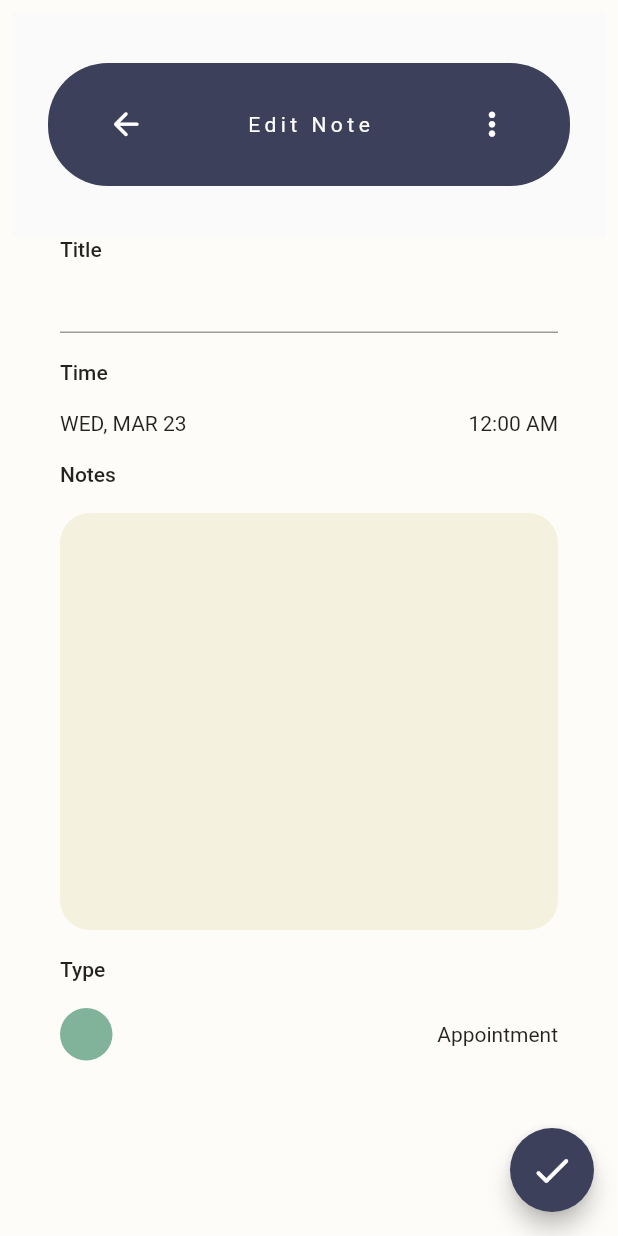
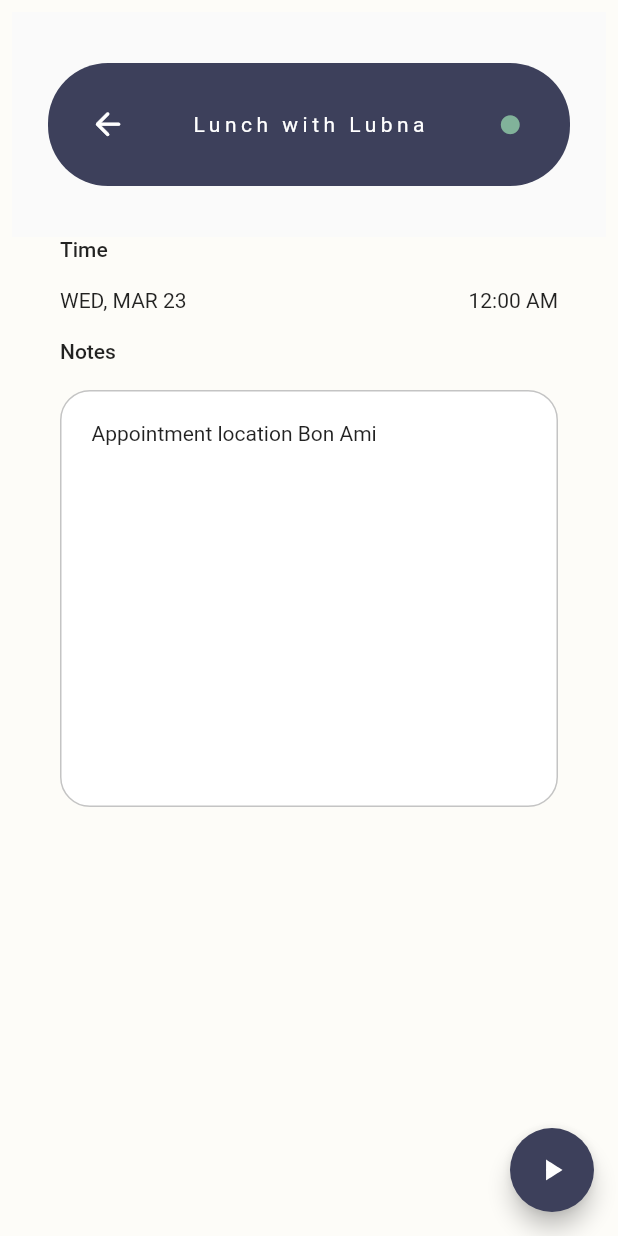
Before and after one commit to hnsfhrzi/mono-read, a Flutter app: the screen it shows after launch, on a phone screen of 412 x 824 dp. Run offline on Flutter 3.47's test engine with Material 2 defaults, Android fonts, the light colour scheme and no system bars; drawn by our look-alikes of flutter_speed_dial; our stand-ins replace introduction_screen, lottie.

Commit message:
adding new page
adding detail note

```diff
--- a/lib/main.dart
+++ b/lib/main.dart
@@ -2,6 +2,7 @@ import 'package:flutter/material.dart';
 
 import 'package:mono_read/homepage/homePage.dart';
 import 'package:mono_read/notecalendar/add_note.dart';
+import 'package:mono_read/notecalendar/detail_note.dart';
 import 'package:mono_read/notecalendar/edit_note.dart';
 import 'package:mono_read/startingscreen/onboarding.dart';
 import 'package:mono_read/startingscreen/splash_screen.dart';
@@ -24,7 +25,7 @@ class MyApp extends StatelessWidget {
       theme: ThemeData(
         primarySwatch: Colors.blue,
       ),
-      home: EditNote(),
+      home: DetailNote(),
     );
   }
 }
--- /dev/null
+++ b/lib/notecalendar/detail_note.dart
@@ -0,0 +1,138 @@
+import 'package:flutter/material.dart';
+import 'package:flutter_speed_dial/flutter_speed_dial.dart';
+import 'package:mono_read/template/floatAppBar.dart';
+
+class DetailNote extends StatefulWidget {
+  const DetailNote({Key? key}) : super(key: key);
+
+  @override
+  State<DetailNote> createState() => _DetailNoteState();
+}
+
+class _DetailNoteState extends State<DetailNote> {
+  @override
+  Widget build(BuildContext context) {
+    return Scaffold(
+      backgroundColor: const Color(0xFFFDFCF8),
+      body: SingleChildScrollView(
+        child: Padding(
+          padding: const EdgeInsets.all(8.0),
+          child: Column(
+            mainAxisAlignment: MainAxisAlignment.start,
+            crossAxisAlignment: CrossAxisAlignment.start,
+            children: [
+              Container(
+                width: double.infinity,
+                height: 150,
+                child: Stack(
+                  children: const [
+                    floatAppBar(
+                      title: "Lunch with Lubna",
+                      icon_1: Icon(
+                        Icons.arrow_back_rounded,
+                        color: Colors.white,
+                        size: 25,
+                      ),
+                      icon_2: Icon(
+                        Icons.circle_rounded,
+                        color: Color(0xFF81B29A),
+                        size: 15,
+                      ),
+                    )
+                  ],
+                ),
+              ),
+              Padding(
+                padding: const EdgeInsets.symmetric(horizontal: 32),
+                child: Column(
+                  mainAxisAlignment: MainAxisAlignment.start,
+                  crossAxisAlignment: CrossAxisAlignment.start,
+                  children: [
+                    const Text(
+                      "Time",
+                      style: TextStyle(
+                        fontSize: 14,
+                        fontWeight: FontWeight.w500,
+                      ),
+                    ),
+                    const SizedBox(height: 18),
+                    Row(
+                      mainAxisAlignment: MainAxisAlignment.spaceBetween,
+                      children: const [
+                        Text(
+                          "WED, MAR 23",
+                          style: TextStyle(
+                            fontSize: 14,
+                            fontWeight: FontWeight.normal,
+                          ),
+                        ),
+                        Text(
+                          "12:00 AM",
+                          style: TextStyle(
+                            fontSize: 14,
+                            fontWeight: FontWeight.normal,
+                          ),
+                        ),
+                      ],
+                    ),
+                    const SizedBox(height: 18),
+                    const Text(
+                      "Notes",
+                      style: TextStyle(
+                        fontSize: 14,
+                        fontWeight: FontWeight.w500,
+                      ),
+                    ),
+                    const SizedBox(height: 18),
+                    Container(
+                      width: double.infinity,
+                      height: 278,
+                      decoration: BoxDecoration(
+                          color: const Color(0xFFFFFFFF),
+                          borderRadius: BorderRadius.circular(20),
+                          border: Border.all(color: const Color(0xFFC4C4C4))),
+                      child: const Padding(
+                        padding:
+                            EdgeInsets.symmetric(vertical: 20, horizontal: 20),
+                        child: Text(
+                          "Appointment location Bon Ami",
+                          style: TextStyle(
+                            fontSize: 14,
+                            fontWeight: FontWeight.normal,
+                          ),
+                        ),
+                      ),
+                    ),
+                  ],
+                ),
+              ),
+            ],
+          ),
+        ),
+      ),
+      floatingActionButton: SpeedDial(
+        overlayOpacity: 0.0,
+        animatedIcon: AnimatedIcons.play_pause,
+        backgroundColor: const Color(0xFF3D405B),
+        childrenButtonSize: const Size(60, 60),
+        spaceBetweenChildren: 9,
+        children: [
+          SpeedDialChild(
+            child: const Icon(
+              Icons.edit_rounded,
+              color: Color(0xFF3D405B),
+            ),
+            onTap: () {},
+          ),
+          SpeedDialChild(
+            child: const Icon(
+              Icons.delete_rounded,
+              color: Color(0xFF3D405B),
+            ),
+            onTap: () {},
+          )
+        ],
+      ),
+    );
+  }
+}
--- a/pubspec.yaml
+++ b/pubspec.yaml
@@ -35,6 +35,7 @@ dependencies:
   intl: ^0.17.0
   introduction_screen: ^3.0.2
   lottie: ^1.2.2
+  flutter_speed_dial: ^5.1.0
 
 dev_dependencies:
   flutter_lints: ^1.0.0
```
Also changed, not shown: pubspec.lock.
